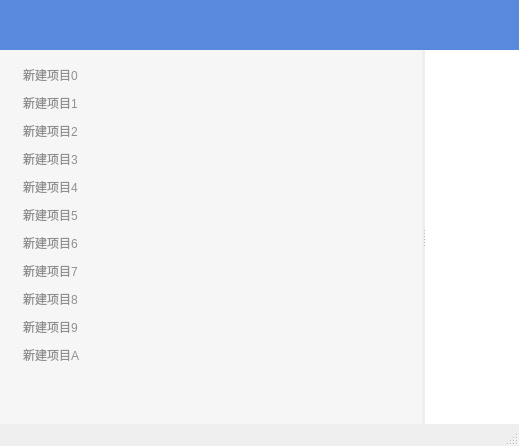
First picture: the form in mainwindow.ui, repository jjzhang166/MyYoudaoNoteLike, before the edit.
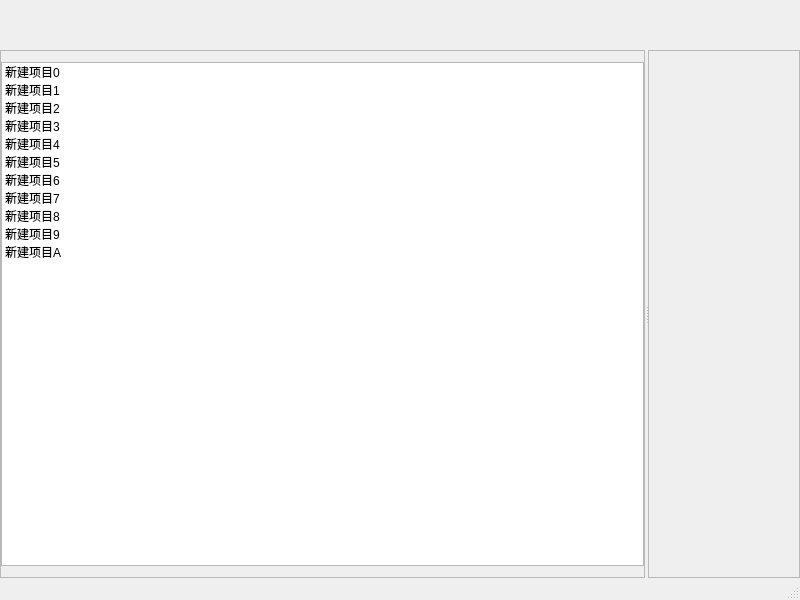
Second picture: the form after the edit.

```diff
--- a/mainwindow.ui
+++ b/mainwindow.ui
@@ -6,8 +6,8 @@
    <rect>
     <x>0</x>
     <y>0</y>
-    <width>519</width>
-    <height>446</height>
+    <width>800</width>
+    <height>600</height>
    </rect>
   </property>
   <property name="windowTitle">
@@ -109,7 +109,7 @@
 }
 
 #left_scrollArea QListWidget::item{
-	padding:5px 5px 5px 20px;
+	padding:9px 5px 9px 20px;
 	border:0px;
 	color: rgb(144, 144, 144);
 }
@@ -129,7 +129,7 @@
 	color:rgb(69,124,216);
 }
 
-#right_scrollArea QWidget{
+#right_scrollArea &gt; QWidget{
 	background-color: rgb(255, 255, 255);
 }</string>
   </property>
@@ -193,11 +193,17 @@
           <bool>true</bool>
          </property>
          <widget class="QScrollArea" name="left_scrollArea">
+          <property name="minimumSize">
+           <size>
+            <width>150</width>
+            <height>0</height>
+           </size>
+          </property>
           <property name="verticalScrollBarPolicy">
            <enum>Qt::ScrollBarAsNeeded</enum>
           </property>
           <property name="sizeAdjustPolicy">
-           <enum>QAbstractScrollArea::AdjustToContents</enum>
+           <enum>QAbstractScrollArea::AdjustIgnored</enum>
           </property>
           <property name="widgetResizable">
            <bool>true</bool>
@@ -207,8 +213,8 @@
             <rect>
              <x>0</x>
              <y>0</y>
-             <width>439</width>
-             <height>374</height>
+             <width>677</width>
+             <height>528</height>
             </rect>
            </property>
            <layout class="QVBoxLayout" name="verticalLayout_2">
@@ -287,6 +293,9 @@
           </widget>
          </widget>
          <widget class="QScrollArea" name="right_scrollArea">
+          <property name="sizeAdjustPolicy">
+           <enum>QAbstractScrollArea::AdjustToContents</enum>
+          </property>
           <property name="widgetResizable">
            <bool>true</bool>
           </property>
@@ -295,11 +304,11 @@
             <rect>
              <x>0</x>
              <y>0</y>
-             <width>77</width>
-             <height>374</height>
+             <width>120</width>
+             <height>528</height>
             </rect>
            </property>
-           <layout class="QGridLayout" name="gridLayout"/>
+           <layout class="QVBoxLayout" name="verticalLayout_3"/>
           </widget>
          </widget>
         </widget>
```
